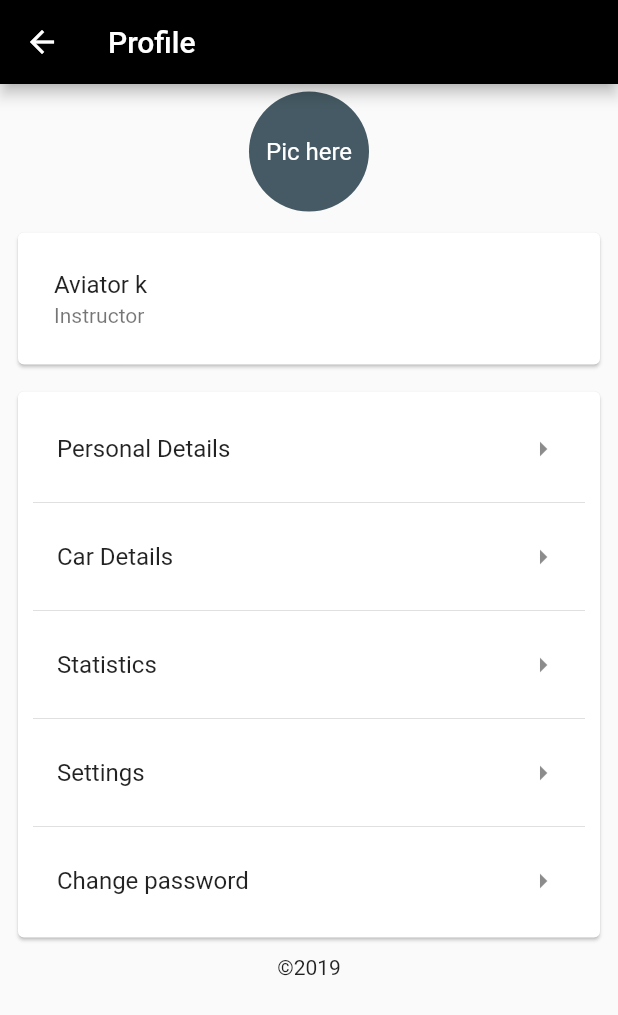
After one commit to Aviatoryona/car_app_test, a Flutter app: the ProfilePage screen opened directly, on a phone screen of 412 x 824 dp. The commit adds this screen. Shown: the top 1015 px of the screen. Run offline on Flutter 3.47's test engine with Material 2 defaults, Android fonts, the phone set to English and light mode, and no system bars.

Commit message:
:new: added profile page

```diff
--- a/lib/src/pages/home.dart
+++ b/lib/src/pages/home.dart
@@ -1,6 +1,7 @@
 import 'package:car_app_test/src/pages/7DaysIntensiveCourse_page.dart';
 import 'package:car_app_test/src/pages/drivingCourse_page.dart';
 import 'package:car_app_test/src/pages/hireCar_page.dart';
+import 'package:car_app_test/src/pages/profile_page.dart';
 import 'package:flutter/material.dart';
 import 'package:flutter/rendering.dart';
 
@@ -24,6 +25,7 @@ class _MyHomePageState extends State<MyHomePage> {
   void initState() {
     super.initState();
     myScroll();
+
 
   }
   @override
@@ -235,6 +237,7 @@ class _MyHomePageState extends State<MyHomePage> {
                   print('in schedule');
                }else{
                  print('in me');
+                 Navigator.of(context).push(MaterialPageRoute(builder: (context) => ProfilePage()));
                }
                });
              },
--- /dev/null
+++ b/lib/src/pages/profile_page.dart
@@ -0,0 +1,82 @@
+import 'package:flutter/material.dart';
+
+class ProfilePage extends StatelessWidget {
+  @override
+  Widget build(BuildContext context) {
+    return Scaffold(
+
+      appBar: AppBar(
+        title: Text('Profile'),
+      ),
+      body: Padding(
+        padding: const EdgeInsets.only(left:8.0,right: 8.0),
+        child: ListView(
+          children: <Widget>[
+            SizedBox(height: 5,),
+            CircleAvatar(
+              child: Text('Pic here'),
+              radius: 40,
+            ),
+            SizedBox(height: 10,),
+            Card(
+              child: Padding(
+                padding: const EdgeInsets.all(8.0),
+                child:ListTile(
+                  title: Text('Aviator k'),
+                  subtitle: Text('Instructor'),
+                )
+              ),
+            ),
+            SizedBox(height : 10),
+
+            Card(
+              child: Padding(
+                padding: const EdgeInsets.all(10.0),
+                child: Column(
+                  children: <Widget>[
+                    ListTile(
+                      title: Text('Personal Details'),
+                      trailing: Icon(Icons.arrow_right),
+                      onTap: (){}
+                    ),
+                    Divider(),
+                    ListTile(
+                      title: Text('Car Details'),
+                      trailing: Icon(Icons.arrow_right),
+                      onTap: (){}
+                    ),
+                    Divider(),
+                    ListTile(
+                      title: Text('Statistics'),
+                      trailing: Icon(Icons.arrow_right),
+                      onTap: (){}
+                    ),
+                    Divider(),
+                    ListTile(
+                      title: Text('Settings'),
+                      trailing: Icon(Icons.arrow_right),
+                      onTap: (){}
+                    ),
+                    Divider(),
+                    ListTile(
+                      title: Text('Change password'),
+                      trailing: Icon(Icons.arrow_right),
+                      onTap: (){}
+                    ),
+                  ],
+                ),
+              ),
+            ),
+            Center(
+              child: Padding(
+                padding: const EdgeInsets.all(8.0),
+                child: Text('©2019'),
+              ),
+            )
+          ],
+        ),
+      ),
+
+    );
+  }
+}
```
